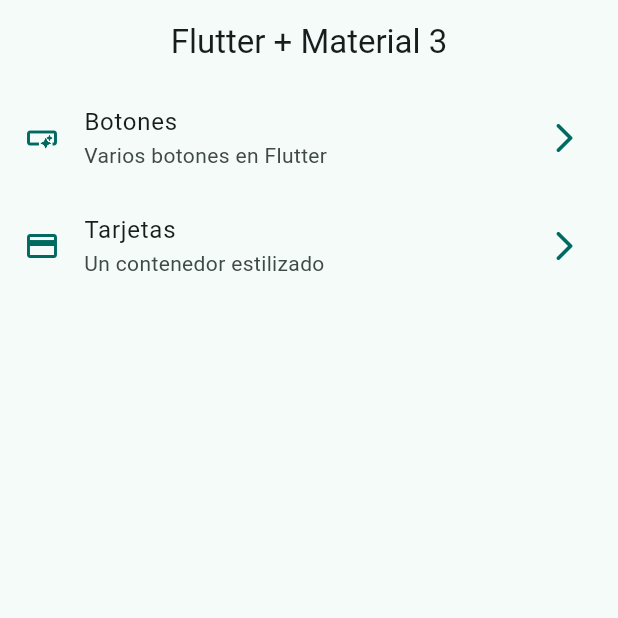
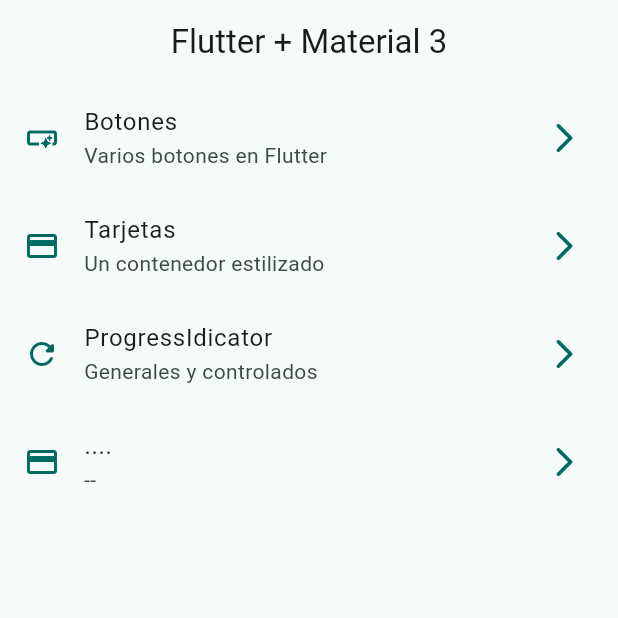
Before and after one commit to Hjuanma/widgets_app, a Flutter app: the screen it shows after launch, on a phone screen of 412 x 824 dp, the top half of it. Run offline on Flutter 3.47's test engine with Material 2 defaults, Android fonts, the phone set to English and light mode, and no system bars; our stand-ins replace go_router.

Commit message:
progres indicator finished

```diff
--- a/lib/config/menu/menu_items.dart
+++ b/lib/config/menu/menu_items.dart
@@ -24,4 +24,14 @@ const appMenuItems = <MenuItem>[
       subTitle: "Un contenedor estilizado",
       link: "/cards",
       icon: Icons.credit_card),
+  MenuItem(
+      title: "ProgressIdicator",
+      subTitle: "Generales y controlados",
+      link: "/progress",
+      icon: Icons.refresh_rounded),
+  MenuItem(
+      title: "....",
+      subTitle: "--",
+      link: "/cards",
+      icon: Icons.credit_card),
 ];
--- a/lib/config/router/app_router.dart
+++ b/lib/config/router/app_router.dart
@@ -1,4 +1,5 @@
 import 'package:go_router/go_router.dart';
+import 'package:widgets_app/presentation/screens/progress/progress_creen.dart';
 import 'package:widgets_app/presentation/screens/screens.dart';
 
 // GoRouter configuration
@@ -19,5 +20,10 @@ final AppRouter = GoRouter(
       path: '/cards',
       builder: (context, state) => const CardsScreen(),
     ),
+    GoRoute(
+      name: ProgressScreen.name,
+      path: '/progress',
+      builder: (context, state) => const ProgressScreen(),
+    ),
   ],
 );
--- a/lib/presentation/screens/home/home_screen.dart
+++ b/lib/presentation/screens/home/home_screen.dart
@@ -48,15 +48,15 @@ class _CustomListTile extends StatelessWidget {
         menuItem.icon,
         color: colors.primary,
       ),
-      trailing: Icon(
-        Icons.arrow_forward_ios_rounded,
-        color: colors.primary,
-      ),
       title: Text(menuItem.title),
       subtitle: Text(menuItem.subTitle),
       onTap: () {
         context.push(menuItem.link);
       },
+      trailing: Icon(
+        Icons.arrow_forward_ios_rounded,
+        color: colors.primary,
+      ),
     );
   }
 }
```
Also changed, not shown: lib/presentation/screens/progress/progress_creen.dart (+77 -4 lines).
